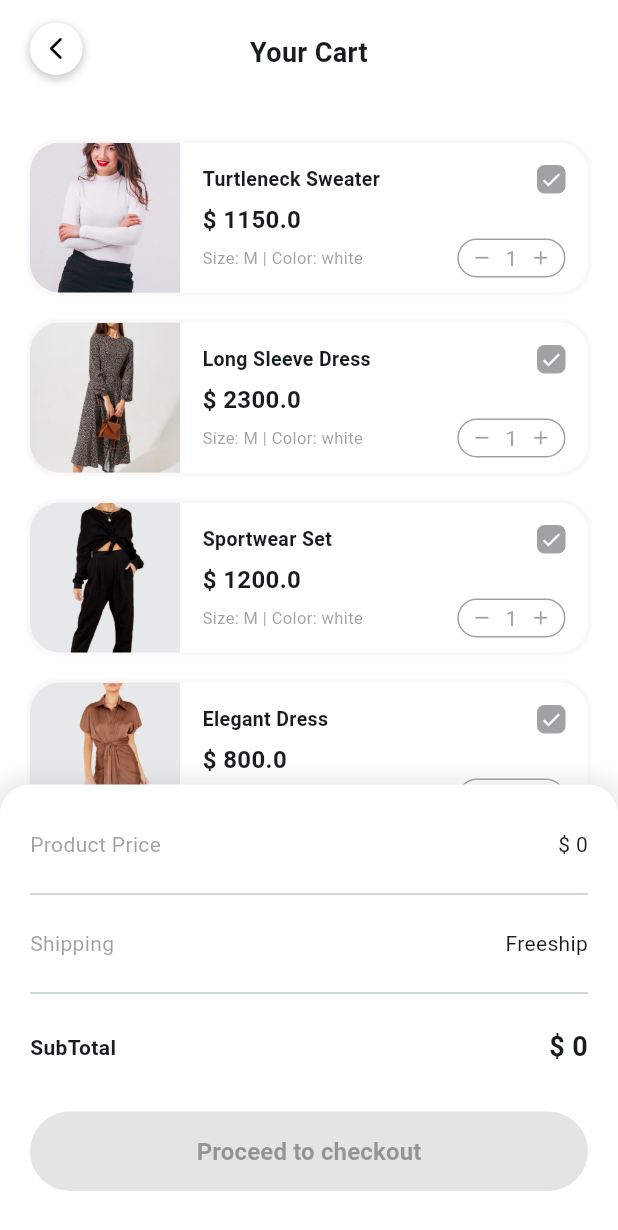
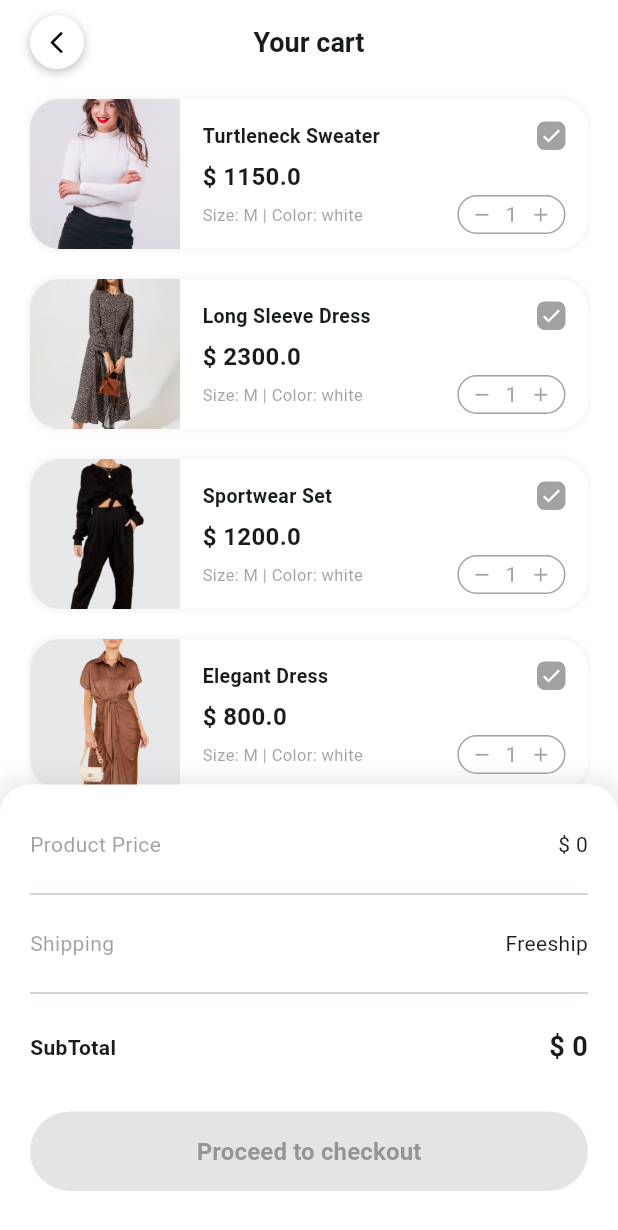
Before and after one commit to hupptechnologies/flutter-shopping-store, a Flutter app: the CartView screen opened by its route, on a phone screen of 412 x 824 dp. Shown: the top 1230 px of the screen. Run offline on Flutter 3.47's test engine with Material 3 defaults, Android fonts, the phone set to English and light mode, and no system bars; our stand-ins replace carousel_slider, cookie_jar, custom_rating_bar, dio, dio_cookie_manager, flutter_svg and 2 more.

Commit message:
Create a back button with a title in the app bar widget.

```diff
--- a/lib/screens/cart/view/cart_view.dart
+++ b/lib/screens/cart/view/cart_view.dart
@@ -2,7 +2,7 @@ import 'package:e_commerce/common/constant/app_colors.dart';
 import 'package:e_commerce/common/constant/margin_padding.dart';
 import 'package:e_commerce/data/product/product.dart';
 import 'package:e_commerce/screens/cart/controller/cart_controller.dart';
-import 'package:e_commerce/widgets/back_button.dart';
+import 'package:e_commerce/widgets/back_button_appbar_title.dart';
 import 'package:e_commerce/widgets/cart_card_widget.dart';
 import 'package:flutter/material.dart';
 import 'package:get/get.dart';
@@ -13,12 +13,12 @@ class CartView extends GetView<CartController> {
   @override
   Widget build(BuildContext context) {
     return Scaffold(
+      appBar:
+          const BackButtonAppbarTitle(title: 'Your cart', centerTitle: true),
       body: SafeArea(
         child: Column(
           mainAxisAlignment: MainAxisAlignment.start,
           children: [
-            backButtonOrTitle(),
-            const SizedBox(height: 20),
             Expanded(
               child: Column(
                 children: [
@@ -29,33 +29,6 @@ class CartView extends GetView<CartController> {
             ),
           ],
         ),
-      ),
-    );
-  }
-
-  Widget backButtonOrTitle() {
-    return Padding(
-      padding: EdgeInsets.symmetric(
-        horizontal: MarginPadding.homeHorPadding,
-        vertical: MarginPadding.homeTopPadding,
-      ),
-      child: const Stack(
-        children: [
-          BuildBackButton(),
-          Padding(
-            padding: EdgeInsets.only(top: 7),
-            child: Center(
-              child: Text(
-                'Your Cart',
-                style: TextStyle(
-                  fontSize: 18,
-                  fontWeight: FontWeight.bold,
-                ),
-                textAlign: TextAlign.center,
-              ),
-            ),
-          ),
-        ],
       ),
     );
   }
--- a/lib/widgets/back_button.dart
+++ b/lib/widgets/back_button.dart
@@ -10,9 +10,12 @@ class BuildBackButton extends StatelessWidget {
 
   @override
   Widget build(BuildContext context) {
-    return Container(
+    return GestureDetector(
+      onTap: () => backPage != null ? backPage!() : CommonGetX.backPage(),
+      child: Container(
         width: 35,
         height: 35,
+        margin: EdgeInsets.zero,
         decoration: BoxDecoration(
           shape: BoxShape.circle,
           color: Colors.white,
@@ -25,9 +28,7 @@ class BuildBackButton extends StatelessWidget {
             ),
           ],
         ),
-      child: IconButton(
-        onPressed: () => backPage != null ? backPage!() : CommonGetX.backPage(),
-        icon: const Icon(
+        child: Icon(
           Icons.arrow_back_ios_rounded,
           color: Colors.black,
           size: 18,
--- /dev/null
+++ b/lib/widgets/back_button_appbar_title.dart
@@ -0,0 +1,36 @@
+import 'package:e_commerce/common/constant/margin_padding.dart';
+import 'package:e_commerce/widgets/back_button.dart';
+import 'package:flutter/material.dart';
+
+class BackButtonAppbarTitle extends StatelessWidget
+    implements PreferredSizeWidget {
+  final bool? centerTitle;
+  final String? title;
+
+  const BackButtonAppbarTitle({super.key, this.centerTitle, this.title});
+
+  @override
+  Widget build(BuildContext context) {
+    return AppBar(
+      backgroundColor: Colors.white,
+      centerTitle: centerTitle,
+      scrolledUnderElevation: 0,
+      leading: Padding(
+        padding: EdgeInsets.only(left: MarginPadding.homeHorPadding),
+        child: const BuildBackButton(),
+      ),
+      title: title != null && title!.isNotEmpty
+          ? Text(
+              title!,
+              style: const TextStyle(
+                fontSize: 18,
+                fontWeight: FontWeight.bold,
+              ),
+            )
+          : null,
+    );
+  }
+
+  @override
+  Size get preferredSize => const Size.fromHeight(kToolbarHeight);
+}
```
Lines whose indentation alone changed are shown as unchanged.
